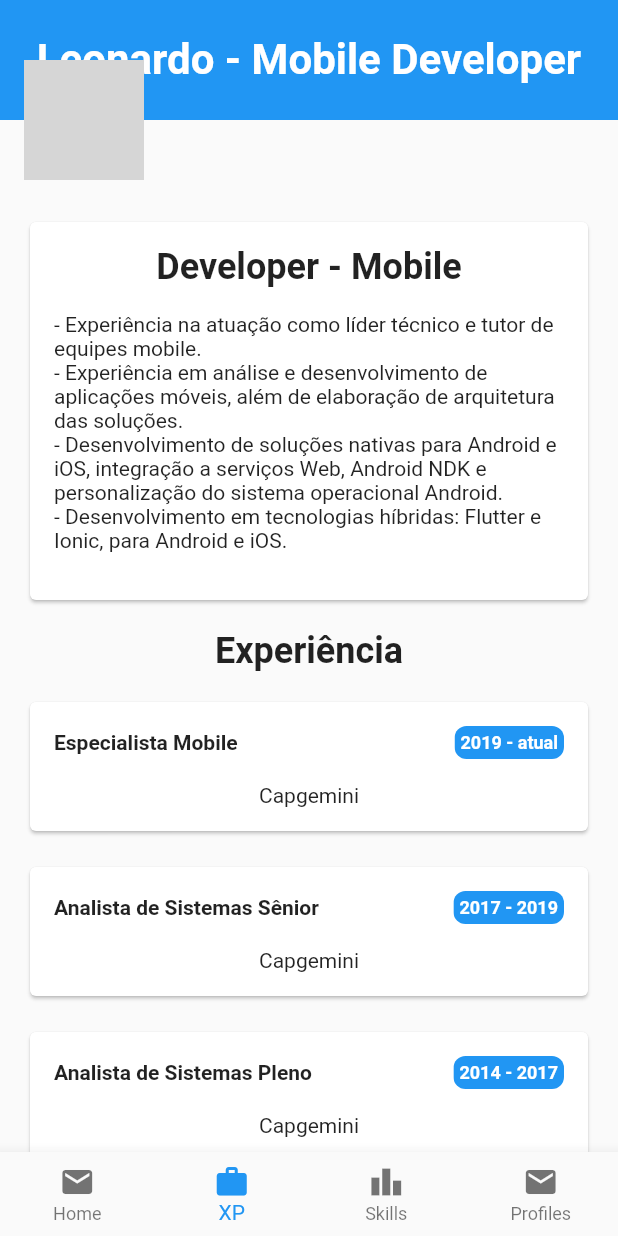
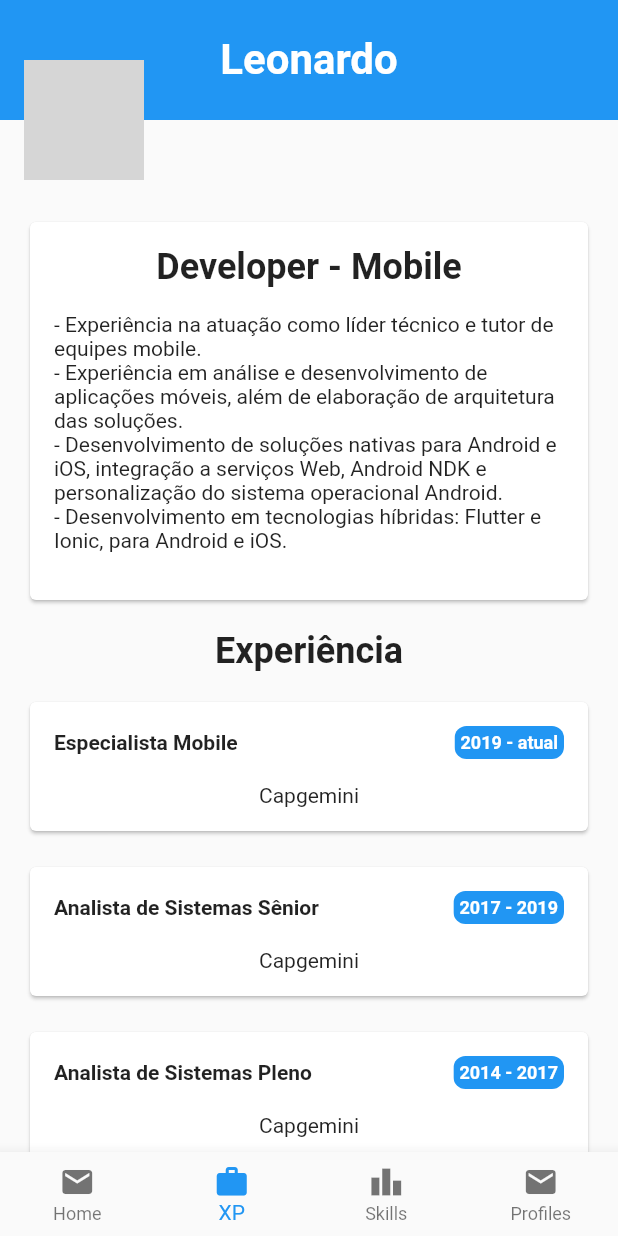
Before and after one commit to leosimas/leosimas.resume, a Flutter app: the screen it shows after launch, item 2 of the bottom bar chosen, on a phone screen of 412 x 824 dp. Run offline on Flutter 3.47's test engine with Material 2 defaults, Android fonts, the phone set to English and light mode, and no system bars; missing offline and left inert: dart:html; network calls fail; grey boxes are pictures that could not be loaded.

Commit message:
fixed header title for smaller screens

```diff
--- a/lib/components/header.dart
+++ b/lib/components/header.dart
@@ -8,6 +8,9 @@ class Header extends StatelessWidget {
 
   @override
   Widget build(BuildContext context) {
+
+    final width = MediaQuery.of(context).size.width;
+
     return Container(
       padding: EdgeInsets.all(Dimens.MEDIUM),
       height: HEIGHT,
@@ -16,7 +19,7 @@ class Header extends StatelessWidget {
       child: Container(
         child: Center(
           child: Text(
-            ResumeData.main.name + " - " + ResumeData.main.title,
+            ResumeData.main.name + ( width > 600 ? " - "+ ResumeData.main.title : "" ),
             textAlign: TextAlign.center,
             style: TextStyle(color: Colors.white, fontSize: Dimens.FONT_XLARGE, fontWeight: FontWeight.bold),
           ),
```
